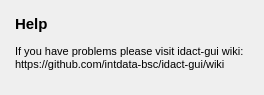
intdata-bsc/idact-gui, file gui/widgets_templates/help.ui: the form before one commit.
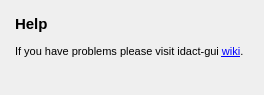
The form after the commit.

Patch:
```diff
--- a/gui/widgets_templates/help.ui
+++ b/gui/widgets_templates/help.ui
@@ -34,7 +34,10 @@
 p, li { white-space: pre-wrap; }
 &lt;/style&gt;&lt;/head&gt;&lt;body style=&quot; font-family:'MS Shell Dlg 2'; font-size:8.25pt; font-weight:400; font-style:normal;&quot;&gt;
 &lt;p style=&quot; margin-top:12px; margin-bottom:12px; margin-left:0px; margin-right:0px; -qt-block-indent:0; text-indent:0px;&quot;&gt;&lt;span style=&quot; font-size:11pt; font-weight:600;&quot;&gt;Help&lt;/span&gt;&lt;/p&gt;
-&lt;p style=&quot; margin-top:12px; margin-bottom:12px; margin-left:0px; margin-right:0px; -qt-block-indent:0; text-indent:0px;&quot;&gt;If you have problems please visit idact-gui wiki:&lt;br /&gt;https://github.com/intdata-bsc/idact-gui/wiki&lt;/p&gt;&lt;/body&gt;&lt;/html&gt;</string>
+&lt;p style=&quot; margin-top:12px; margin-bottom:12px; margin-left:0px; margin-right:0px; -qt-block-indent:0; text-indent:0px;&quot;&gt;If you have problems please visit idact-gui &lt;a href=&quot;https://github.com/intdata-bsc/idact-gui/wiki&quot;&gt;&lt;span style=&quot; font-size:8pt; text-decoration: underline; color:#0000ff;&quot;&gt;wiki&lt;/span&gt;&lt;/a&gt;. &lt;/p&gt;&lt;/body&gt;&lt;/html&gt;</string>
+     </property>
+     <property name="openExternalLinks">
+      <bool>true</bool>
      </property>
     </widget>
    </item>
```
